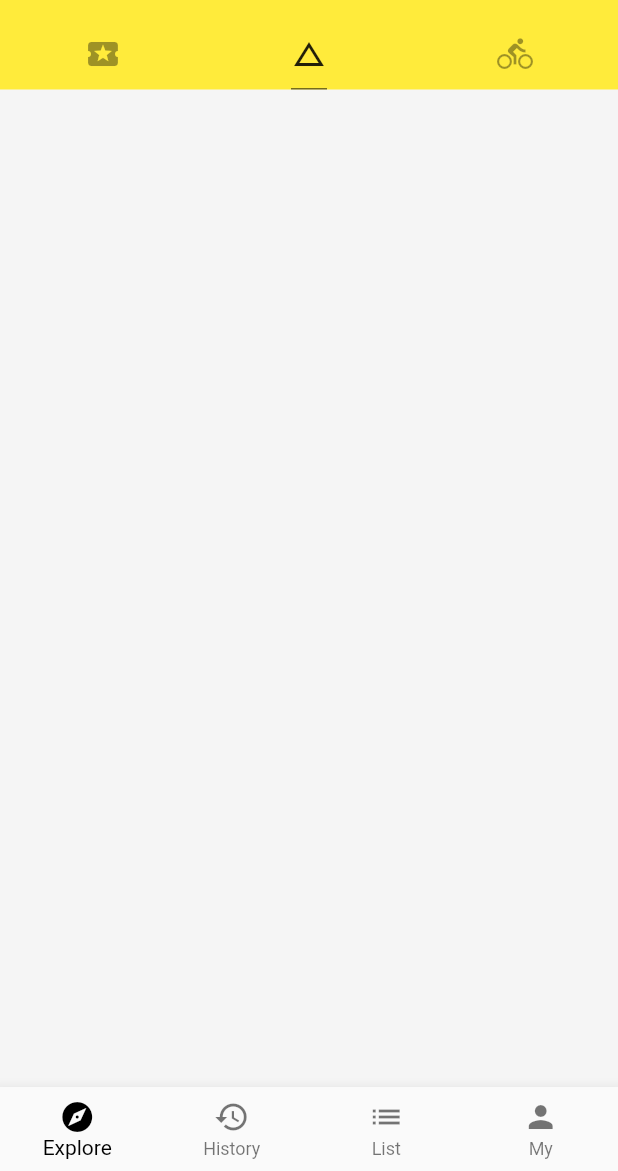
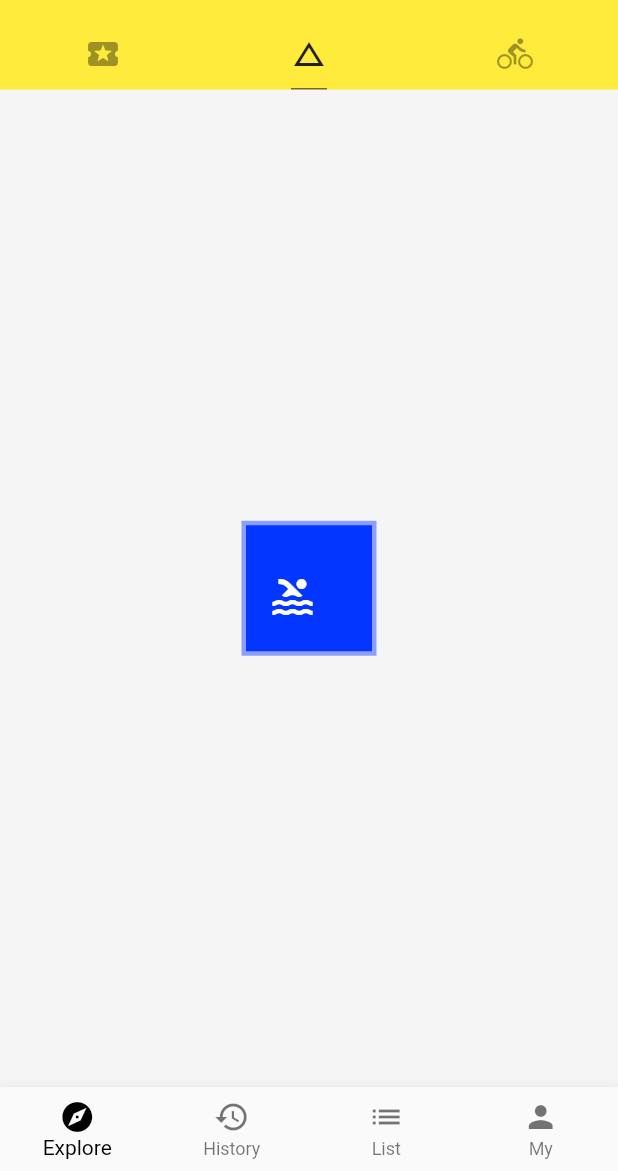
Before and after one commit to OrageKK/flutter-app, a Flutter app: the screen it shows after launch, tab 2 chosen, on a phone screen of 412 x 824 dp, the part 65-1236 px from its top. Run offline on Flutter 3.47's test engine with Material 2 defaults, Android fonts, the phone set to English and light mode, and no system bars; network calls fail.

Commit message:
Container && BoxDecoration 边框

```diff
--- a/lib/demo/basic_demo.dart
+++ b/lib/demo/basic_demo.dart
@@ -5,6 +5,45 @@ class BasicDemo extends StatelessWidget {
   Widget build(BuildContext context) {
     return Container(
       color: Colors.grey[100],
+      child: Row(
+        // 主轴对齐
+        mainAxisAlignment: MainAxisAlignment.center,
+        children: [
+          Container(
+            child: Icon(
+              Icons.pool,
+              size: 32.0,
+              color: Colors.white,
+            ),
+            // BoxDecoration 设置颜色后，Container不能设置color
+            // color: Color.fromRGBO(3, 54, 255, 1.0),
+            padding: EdgeInsets.only(left: 8.0, right: 30, top: 20, bottom: 8),
+            margin: EdgeInsets.all(20.0),
+            width: 90.0,
+            height: 90.0,
+            decoration: BoxDecoration(
+              color: Color.fromRGBO(3, 54, 255, 1.0),
+              // border: Border(
+              //   top: BorderSide(
+              //     color: Colors.indigoAccent[100],
+              //     width: 3.0,
+              //     style: BorderStyle.solid,
+              //   ),
+              //   bottom: BorderSide(
+              //     color: Colors.indigoAccent[100],
+              //     width: 3.0,
+              //     style: BorderStyle.solid,
+              //   ),
+              // ),
+              border: Border.all(
+                color: Colors.indigoAccent[100],
+                width: 3.0,
+                style: BorderStyle.solid,
+              ),
+            ),
+          ),
+        ],
+      ),
     );
   }
 }
```
